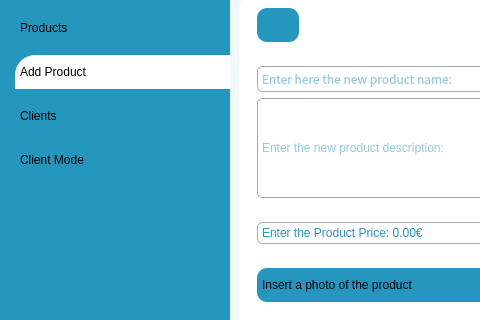
This is src/view/NewProduct.ui in chonrc/KontrolKitchenApp as Qt 5 draws it before an edit; both pictures show x 0 to 480 and y 81 to 401 of the 1093 by 644 pixel window. The edited form follows.
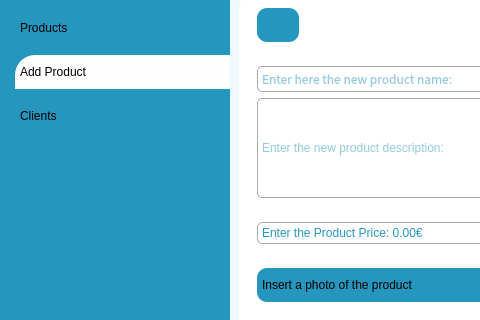
This is the edited form. Icons and pictures are not drawn. Custom widgets are drawn as their Qt base class.

The edit to the form file:
```diff
--- a/src/view/NewProduct.ui
+++ b/src/view/NewProduct.ui
@@ -320,22 +320,6 @@
                   </property>
                  </widget>
                 </item>
-                <item>
-                 <widget class="QPushButton" name="ClientMode_bttn">
-                  <property name="styleSheet">
-                   <string notr="true">padding: 10px 5px;
-
-text-align:left;</string>
-                  </property>
-                  <property name="text">
-                   <string>Client Mode</string>
-                  </property>
-                  <property name="icon">
-                   <iconset resource="res.qrc">
-                    <normaloff>:/whiteIcons/resources/icons_white/power.svg</normaloff>:/whiteIcons/resources/icons_white/power.svg</iconset>
-                  </property>
-                 </widget>
-                </item>
                </layout>
               </widget>
              </item>
```
